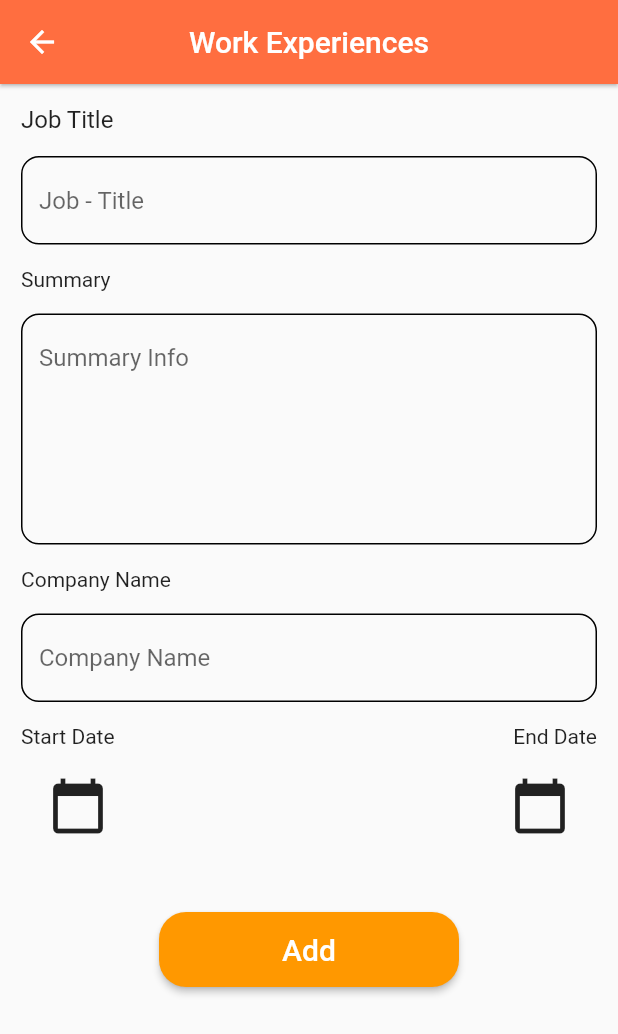
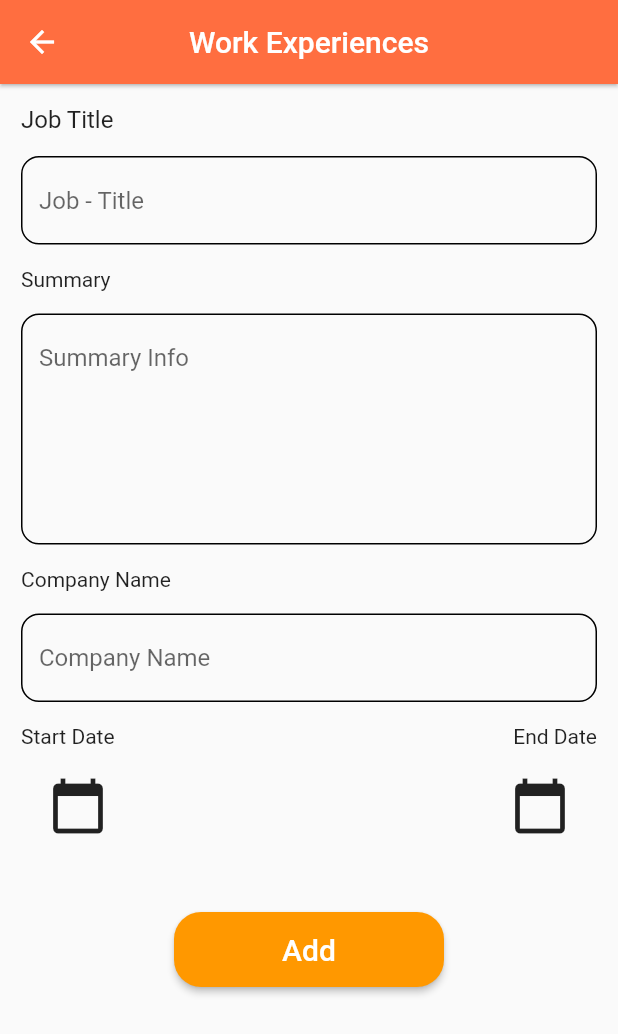
Before and after one commit to Yazoo555/-flutter_intern, a Flutter app: the AddWorkExperience screen opened directly, on a phone screen of 412 x 824 dp. Shown: the top 1034 px of the screen. Run offline on Flutter 3.47's test engine with Material 2 defaults, Android fonts, the phone set to English and light mode, and no system bars.

Commit message:
Fifth commit

```diff
--- a/lib/day_6/workExperience/add_experience.dart
+++ b/lib/day_6/workExperience/add_experience.dart
@@ -159,7 +159,9 @@ class _AddWorkExperienceState extends State<AddWorkExperience> {
                       Row(
                         children: [
                           Text("Start Date"),
-                          Spacer(),
+                          Spacer(
+                            flex: 2,
+                          ),
                           Text("End Date"),
                         ],
                       ),
@@ -185,7 +187,7 @@ class _AddWorkExperienceState extends State<AddWorkExperience> {
                                 });
                               },
                             ),
-                            Spacer(),
+                            Spacer(flex: 2),
                             GestureDetector(
                               child: Icon(Icons.calendar_today, size: 40),
                               // splashColor: Colors.blue.shade400,
@@ -212,7 +214,9 @@ class _AddWorkExperienceState extends State<AddWorkExperience> {
                         child: Row(
                           children: [
                             Text(_startDate),
-                            Spacer(),
+                            Spacer(
+                              flex: 2,
+                            ),
                             Text(_endDate),
                           ],
                         ),
@@ -225,7 +229,7 @@ class _AddWorkExperienceState extends State<AddWorkExperience> {
                         child: ElevatedButton(
                           style: ElevatedButton.styleFrom(
                               backgroundColor: Colors.orange.shade500,
-                              fixedSize: const Size(200, 50),
+                              fixedSize: const Size(180, 50),
                               shape: RoundedRectangleBorder(
                                 borderRadius: BorderRadius.circular(18.0),
                               )),
@@ -245,7 +249,7 @@ class _AddWorkExperienceState extends State<AddWorkExperience> {
                                 context: context,
                                 builder: (context) => AlertDialog(
                                   title: Text("Work Expeirence Added"),
-                                  backgroundColor: Colors.blueGrey,
+                                  backgroundColor: Colors.grey.shade300,
                                   icon: Icon(
                                     Icons.check_circle_outline,
                                     size: 45,
```
